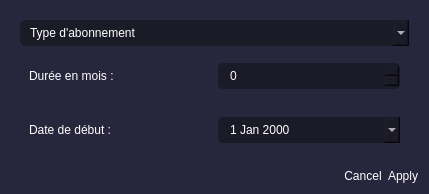
This is src/ui/renew_subs.ui in Omarelheni/gym-membership as Qt 5 draws it before an edit. The edited form follows.
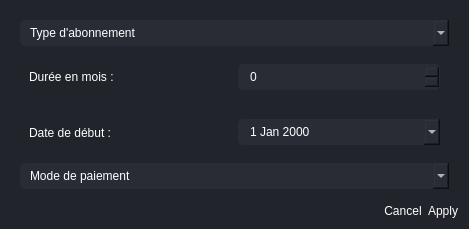
This is the edited form. Icons and pictures are not drawn.

The edit to the form file:
```diff
--- a/src/ui/renew_subs.ui
+++ b/src/ui/renew_subs.ui
@@ -6,17 +6,19 @@
    <rect>
     <x>0</x>
     <y>0</y>
-    <width>429</width>
-    <height>194</height>
+    <width>469</width>
+    <height>229</height>
    </rect>
   </property>
   <property name="windowTitle">
    <string>Dialog</string>
   </property>
   <property name="styleSheet">
-   <string notr="true">*{
+   <string notr="true">
+
+*{
 border:none;
-background-color:#27263c;
+background-color:#21252B;
 padding:0;
 margin:0;
 color: #FFFFFF;
@@ -27,9 +29,24 @@
 }
 
 QLineEdit,QDateEdit,QComboBox,QSpinBox{
-background-color: #1b1b27;
+background-color: #292C35;
 padding: 5px 10px;
 border-radius: 5px;
+}
+
+
+QLineEdit {
+	border-radius: 5px;
+	border: 2px solid rgb(33, 37, 43);
+	padding-left: 10px;
+	selection-color: rgb(255, 255, 255);
+	selection-background-color: rgb(255, 121, 198);
+}
+QLineEdit:hover {
+	border: 2px solid rgb(64, 71, 88);
+}
+QLineEdit:focus {
+	border: 2px solid rgb(91, 101, 124);
 }</string>
   </property>
   <layout class="QVBoxLayout" name="verticalLayout">
@@ -107,6 +124,23 @@
         </layout>
        </widget>
       </item>
+      <item>
+       <widget class="QComboBox" name="paymentMethod">
+        <property name="placeholderText">
+         <string>Mode de paiement</string>
+        </property>
+        <item>
+         <property name="text">
+          <string>Espèce</string>
+         </property>
+        </item>
+        <item>
+         <property name="text">
+          <string>Chèque</string>
+         </property>
+        </item>
+       </widget>
+      </item>
      </layout>
     </widget>
    </item>
```
